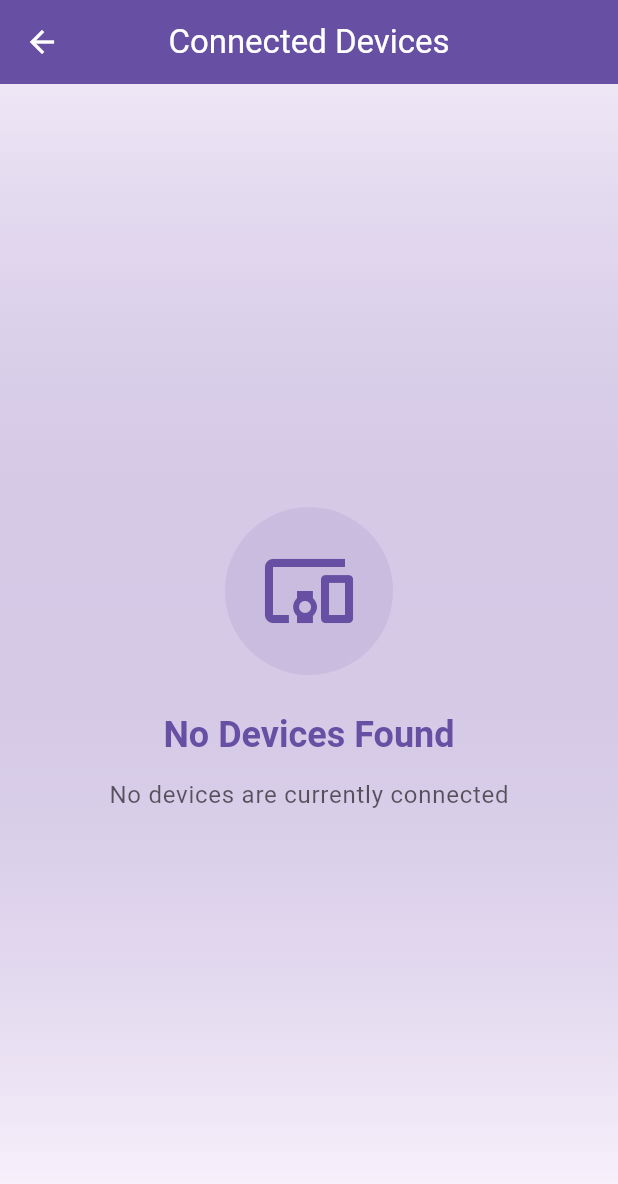
After one commit to Regev654/iot_project, a Flutter app: the screen it shows after launch, after a tap on the "devices" icon, on a phone screen of 412 x 824 dp. The commit adds this screen. Shown: the top 1184 px of the screen. Run offline on Flutter 3.47's test engine with Material 3 defaults, Android fonts, the phone set to English and light mode, and no system bars; our stand-ins replace csv, file_picker, firebase_auth, firebase_core, firebase_database; accounts and stored records are empty; network calls fail; statements that could not run were skipped.

Commit message:
Added connected devices

```diff
--- /dev/null
+++ b/flutter_app/lib/screens/connected_devices_screen.dart
@@ -0,0 +1,383 @@
+import 'package:flutter/material.dart';
+import 'package:firebase_database/firebase_database.dart';
+import 'dart:async';
+
+class ConnectedDevicesScreen extends StatefulWidget {
+  const ConnectedDevicesScreen({super.key});
+
+  @override
+  State<ConnectedDevicesScreen> createState() => _ConnectedDevicesScreenState();
+}
+
+class _ConnectedDevicesScreenState extends State<ConnectedDevicesScreen> {
+  late DatabaseReference _devicesRef;
+  late StreamSubscription _devicesSubscription;
+  Map<String, Map<String, dynamic>> _devices = {};
+  bool _isLoading = true;
+  String _error = '';
+  Timer? _connectionCheckTimer;
+
+  @override
+  void initState() {
+    super.initState();
+    _devicesRef = FirebaseDatabase.instance.ref().child('devices');
+    _setupDevicesListener();
+    _startConnectionCheckTimer();
+  }
+
+  void _setupDevicesListener() {
+    _devicesSubscription = _devicesRef.onValue.listen(
+      (event) {
+        if (event.snapshot.value != null) {
+          final data = event.snapshot.value as Map<dynamic, dynamic>;
+          final devices = <String, Map<String, dynamic>>{};
+
+          data.forEach((key, value) {
+            if (value != null) {
+              final deviceData = value as Map<dynamic, dynamic>;
+              devices[key.toString()] = {
+                'lastSeen': deviceData['lastSeen'] ?? 0,
+                'name': deviceData['name'] ?? '',
+              };
+            }
+          });
+
+          setState(() {
+            _devices = devices;
+            _isLoading = false;
+          });
+        } else {
+          setState(() {
+            _devices = {};
+            _isLoading = false;
+          });
+        }
+      },
+      onError: (error) {
+        print('Error in devices listener: $error');
+        setState(() {
+          _error = error.toString();
+          _isLoading = false;
+        });
+      },
+    );
+  }
+
+  void _startConnectionCheckTimer() {
+    _connectionCheckTimer = Timer.periodic(const Duration(seconds: 4), (timer) {
+      if (mounted) {
+        setState(() {
+          // Force rebuild to update connection status
+        });
+      }
+    });
+  }
+
+  @override
+  void dispose() {
+    _devicesSubscription.cancel();
+    _connectionCheckTimer?.cancel();
+    super.dispose();
+  }
+
+  bool _isDeviceConnected(int lastSeen) {
+    final now = DateTime.now().millisecondsSinceEpoch;
+    final timeDifference = now - lastSeen;
+    return timeDifference < 12000; // 12 seconds
+  }
+
+  String _formatLastSeen(int lastSeen) {
+    final dateTime = DateTime.fromMillisecondsSinceEpoch(lastSeen);
+    final now = DateTime.now();
+    final difference = now.difference(dateTime);
+
+    if (difference.inSeconds < 60) {
+      return '${difference.inSeconds} seconds ago';
+    } else if (difference.inMinutes < 60) {
+      return '${difference.inMinutes} minutes ago';
+    } else if (difference.inHours < 24) {
+      return '${difference.inHours} hours ago';
+    } else {
+      final months = ['Jan', 'Feb', 'Mar', 'Apr', 'May', 'Jun',
+                     'Jul', 'Aug', 'Sep', 'Oct', 'Nov', 'Dec'];
+      return '${months[dateTime.month - 1]} ${dateTime.day}, ${dateTime.year} at ${dateTime.hour.toString().padLeft(2, '0')}:${dateTime.minute.toString().padLeft(2, '0')}';
+    }
+  }
+
+  Future<void> _showEditNameDialog(String deviceId, String currentName) async {
+    final nameController = TextEditingController(text: currentName);
+    final formKey = GlobalKey<FormState>();
+
+    final result = await showDialog<String>(
+      context: context,
+      builder: (context) => AlertDialog(
+        title: Text('Edit Device Name'),
+        content: Form(
+          key: formKey,
+          child: Column(
+            mainAxisSize: MainAxisSize.min,
+            children: [
+              Text('Device ID: $deviceId'),
+              const SizedBox(height: 16),
+              TextFormField(
+                controller: nameController,
+                decoration: const InputDecoration(
+                  labelText: 'Device Name',
+                  hintText: 'Enter device name',
+                  border: OutlineInputBorder(),
+                ),
+                validator: (value) {
+                  if (value == null || value.trim().isEmpty) {
+                    return 'Please enter a device name';
+                  }
+                  return null;
+                },
+              ),
+            ],
+          ),
+        ),
+        actions: [
+          TextButton(
+            onPressed: () => Navigator.pop(context),
+            child: const Text('Cancel'),
+          ),
+          FilledButton(
+            onPressed: () {
+              if (formKey.currentState!.validate()) {
+                Navigator.pop(context, nameController.text.trim());
+              }
+            },
+            child: const Text('Save'),
+          ),
+        ],
+      ),
+    );
+
+    if (result != null) {
+      await _updateDeviceName(deviceId, result);
+    }
+  }
+
+  Future<void> _updateDeviceName(String deviceId, String newName) async {
+    try {
+      await _devicesRef.child(deviceId).update({
+        'name': newName,
+      });
+
+      if (mounted) {
+        ScaffoldMessenger.of(context).showSnackBar(
+          const SnackBar(content: Text('Device name updated')),
+        );
+      }
+    } catch (e) {
+      if (mounted) {
+        ScaffoldMessenger.of(context).showSnackBar(
+          SnackBar(content: Text('Error updating device name: $e')),
+        );
+      }
+    }
+  }
+
+  @override
+  Widget build(BuildContext context) {
+    final theme = Theme.of(context);
+    return Scaffold(
+      appBar: AppBar(
+        title: const Text('Connected Devices'),
+        centerTitle: true,
+        elevation: 0,
+        backgroundColor: theme.colorScheme.primary,
+        foregroundColor: theme.colorScheme.onPrimary,
+      ),
+      body: Container(
+        decoration: BoxDecoration(
+          gradient: LinearGradient(
+            begin: Alignment.topCenter,
+            end: Alignment.bottomCenter,
+            colors: [
+              theme.colorScheme.primary.withOpacity(0.1),
+              theme.colorScheme.surface,
+            ],
+          ),
+        ),
+        child: _isLoading
+            ? const Center(child: CircularProgressIndicator())
+            : _error.isNotEmpty
+                ? Center(
+                    child: Column(
+                      mainAxisAlignment: MainAxisAlignment.center,
+                      children: [
+                        Icon(
+                          Icons.error_outline,
+                          size: 64,
+                          color: theme.colorScheme.error,
+                        ),
+                        const SizedBox(height: 16),
+                        Text(
+                          'Error',
+                          style: theme.textTheme.headlineSmall?.copyWith(
+                            color: theme.colorScheme.error,
+                          ),
+                        ),
+                        const SizedBox(height: 8),
+                        Text(
+                          _error,
+                          style: theme.textTheme.bodyLarge?.copyWith(
+                            color: theme.colorScheme.onSurface.withOpacity(0.7),
+                          ),
+                          textAlign: TextAlign.center,
+                        ),
+                      ],
+                    ),
+                  )
+                : _devices.isEmpty
+                    ? Center(
+                        child: Column(
+                          mainAxisAlignment: MainAxisAlignment.center,
+                          children: [
+                            Container(
+                              padding: const EdgeInsets.all(24),
+                              decoration: BoxDecoration(
+                                color: theme.colorScheme.primary.withOpacity(0.1),
+                                shape: BoxShape.circle,
+                              ),
+                              child: Icon(
+                                Icons.devices_other,
+                                size: 64,
+                                color: theme.colorScheme.primary,
+                              ),
+                            ),
+                            const SizedBox(height: 24),
+                            Text(
+                              'No Devices Found',
+                              style: theme.textTheme.headlineSmall?.copyWith(
+                                color: theme.colorScheme.primary,
+                                fontWeight: FontWeight.bold,
+                              ),
+                            ),
+                            const SizedBox(height: 12),
+                            Text(
+                              'No devices are currently connected',
+                              style: theme.textTheme.bodyLarge?.copyWith(
+                                color: theme.colorScheme.onSurface.withOpacity(0.7),
+                              ),
+                            ),
+                          ],
+                        ),
+                      )
+                    : ListView.builder(
+                        padding: const EdgeInsets.all(16),
+                        itemCount: _devices.length,
+                        itemBuilder: (context, index) {
+                          final deviceId = _devices.keys.elementAt(index);
+                          final deviceData = _devices[deviceId]!;
+                          final lastSeen = deviceData['lastSeen'] as int;
+                          final isConnected = _isDeviceConnected(lastSeen);
+                          final deviceName = deviceData['name'] as String?;
+                          final displayName = deviceName?.isNotEmpty == true ? deviceName! : deviceId;
+
+                          return Card(
+                            elevation: 4,
+                            margin: const EdgeInsets.only(bottom: 16),
+                            shape: RoundedRectangleBorder(
+                              borderRadius: BorderRadius.circular(16),
+                            ),
+                            child: Container(
+                              padding: const EdgeInsets.all(20),
+                              decoration: BoxDecoration(
+                                borderRadius: BorderRadius.circular(16),
+                                gradient: LinearGradient(
+                                  begin: Alignment.topLeft,
+                                  end: Alignment.bottomRight,
+                                  colors: [
+                                    theme.colorScheme.primary.withOpacity(0.1),
+                                    theme.colorScheme.surface,
+                                  ],
+                                ),
+                              ),
+                              child: Column(
+                                crossAxisAlignment: CrossAxisAlignment.start,
+                                children: [
+                                  Row(
+                                    children: [
+                                      Container(
+                                        width: 12,
+                                        height: 12,
+                                        decoration: BoxDecoration(
+                                          color: isConnected ? Colors.green : Colors.red,
+                                          shape: BoxShape.circle,
+                                        ),
+                                      ),
+                                      const SizedBox(width: 12),
+                                      Expanded(
+                                        child: Column(
+                                          crossAxisAlignment: CrossAxisAlignment.start,
+                                          children: [
+                                            Text(
+                                              displayName,
+                                              style: theme.textTheme.titleMedium?.copyWith(
+                                                fontWeight: FontWeight.bold,
+                                                color: theme.colorScheme.primary,
+                                              ),
+                                            ),
+                                            const SizedBox(height: 4),
+                                            Text(
+                                              'ID: $deviceId',
+                                              style: theme.textTheme.bodySmall?.copyWith(
+                                                color: theme.colorScheme.onSurface.withOpacity(0.7),
+                                              ),
+                                            ),
+                                          ],
+                                        ),
+                                      ),
+                                      IconButton(
+                                        icon: const Icon(Icons.edit),
+                                        onPressed: () {
+                                          _showEditNameDialog(deviceId, deviceName ?? '');
+                                        },
+                                        tooltip: 'Edit Device Name',
+                                      ),
+                                      Container(
+                                        padding: const EdgeInsets.symmetric(
+                                          horizontal: 12,
+                                          vertical: 6,
+                                        ),
+                                        decoration: BoxDecoration(
+                                          color: isConnected
+                                              ? Colors.green.withOpacity(0.1)
+                                              : Colors.red.withOpacity(0.1),
+                                          borderRadius: BorderRadius.circular(20),
+                                        ),
+                                        child: Text(
+                                          isConnected ? 'Connected' : 'Not Connected',
+                                          style: TextStyle(
+                                            color: isConnected ? Colors.green : Colors.red,
+                                            fontWeight: FontWeight.bold,
+                                            fontSize: 12,
+                                          ),
+                                        ),
+                                      ),
+                                    ],
+                                  ),
+                                  const SizedBox(height: 8),
+                                  Text(
+                                    isConnected
+                                        ? 'Active'
+                                        : 'Last seen: ${_formatLastSeen(lastSeen)}',
+                                    style: theme.textTheme.bodySmall?.copyWith(
+                                      color: isConnected
+                                          ? Colors.green
+                                          : theme.colorScheme.onSurface.withOpacity(0.6),
+                                      fontWeight: isConnected ? FontWeight.bold : FontWeight.normal,
+                                    ),
+                                  ),
+                                ],
+                              ),
+                            ),
+                          );
+                        },
+                      ),
+      ),
+    );
+  }
+}
--- a/flutter_app/lib/screens/event_list_screen.dart
+++ b/flutter_app/lib/screens/event_list_screen.dart
@@ -3,6 +3,7 @@ import 'package:firebase_database/firebase_database.dart';
 import 'dart:async';
 import '../models/event.dart';
 import 'event_detail_screen.dart';
+import 'connected_devices_screen.dart';
 
 class EventListScreen extends StatefulWidget {
   const EventListScreen({super.key});
@@ -156,6 +157,20 @@ class _EventListScreenState extends State<EventListScreen> {
         elevation: 0,
         backgroundColor: theme.colorScheme.primary,
         foregroundColor: theme.colorScheme.onPrimary,
+        actions: [
+          IconButton(
+            icon: const Icon(Icons.devices),
+            onPressed: () {
+              Navigator.push(
+                context,
+                MaterialPageRoute(
+                  builder: (context) => const ConnectedDevicesScreen(),
+                ),
+              );
+            },
+            tooltip: 'Connected Devices',
+          ),
+        ],
       ),
       body: Column(
         children: [
@@ -347,7 +362,7 @@ class _EventListScreenState extends State<EventListScreen> {
             width: double.infinity,
             padding: const EdgeInsets.symmetric(vertical: 8),
             child: Text(
-              'Build 3.0.2',
+              'Build 3.0.3',
               textAlign: TextAlign.center,
               style: theme.textTheme.bodySmall?.copyWith(
                 color: theme.colorScheme.onSurface.withOpacity(0.4),
```
